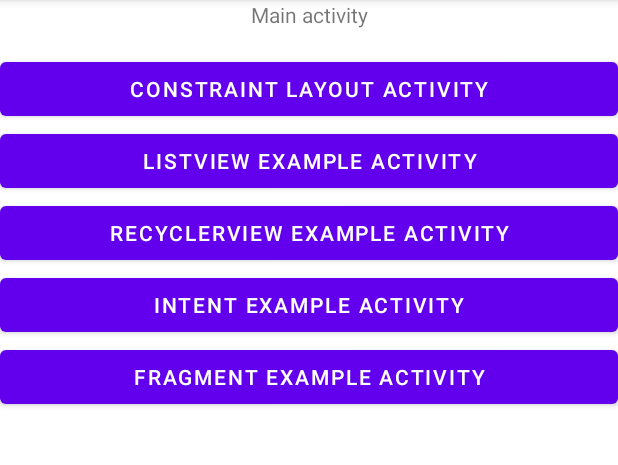
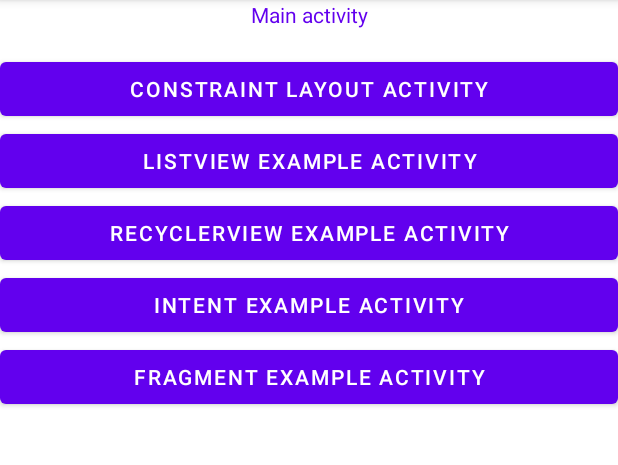
Before and after one commit to matevskial/android-java-pmp-reference, an Android app: the screen it shows after launch (MainActivity), on a phone screen of 412 x 824 dp, the part 84-549 px from its top. Run offline under Robolectric (Android 15) with nearby library versions, the phone set to English and light mode, and no system bars.

Commit message:
Write code to demonstrate styles

```diff
--- a/app/src/main/res/layout/activity_main.xml
+++ b/app/src/main/res/layout/activity_main.xml
@@ -11,7 +11,8 @@
         android:layout_width="match_parent"
         android:layout_height="wrap_content"
         android:text="@string/mainActivityTextView"
-        android:textAlignment="center" />
+        android:textAlignment="center"
+        style="@style/TextColor" />
 
     <ScrollView
         android:layout_width="match_parent"
--- /dev/null
+++ b/app/src/main/res/values/styles.xml
@@ -0,0 +1,6 @@
+<?xml version="1.0" encoding="utf-8"?>
+<resources>
+    <style name="TextColor">
+        <item name="android:textColor">@color/design_default_color_primary</item>
+    </style>
+</resources>
```
